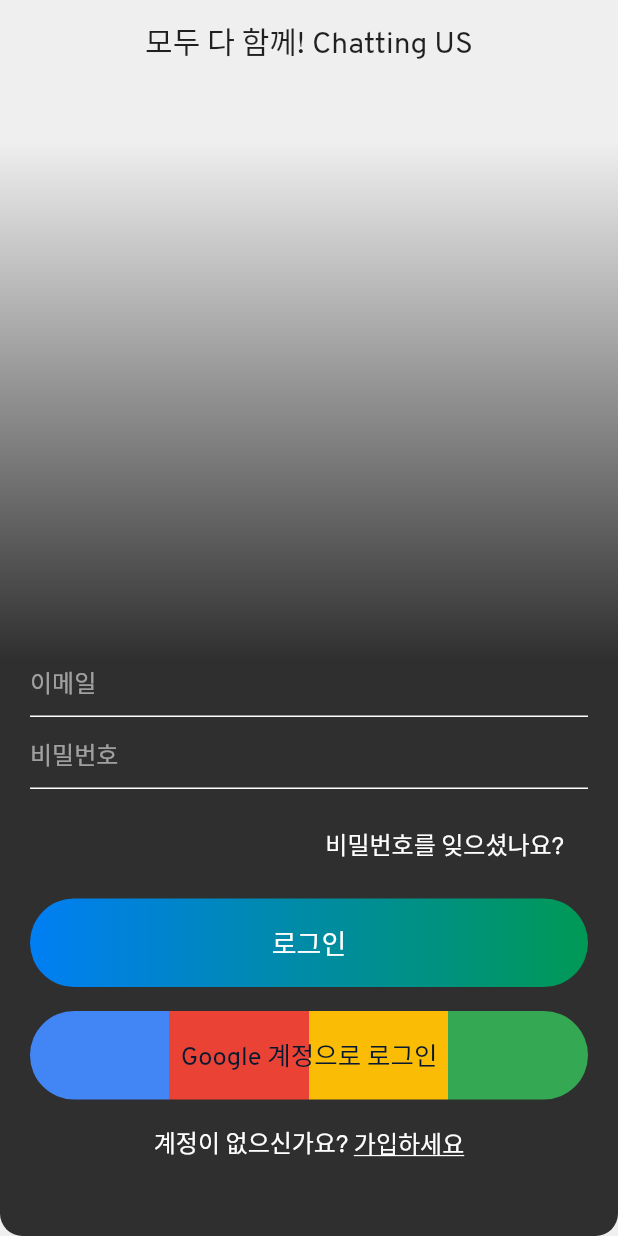
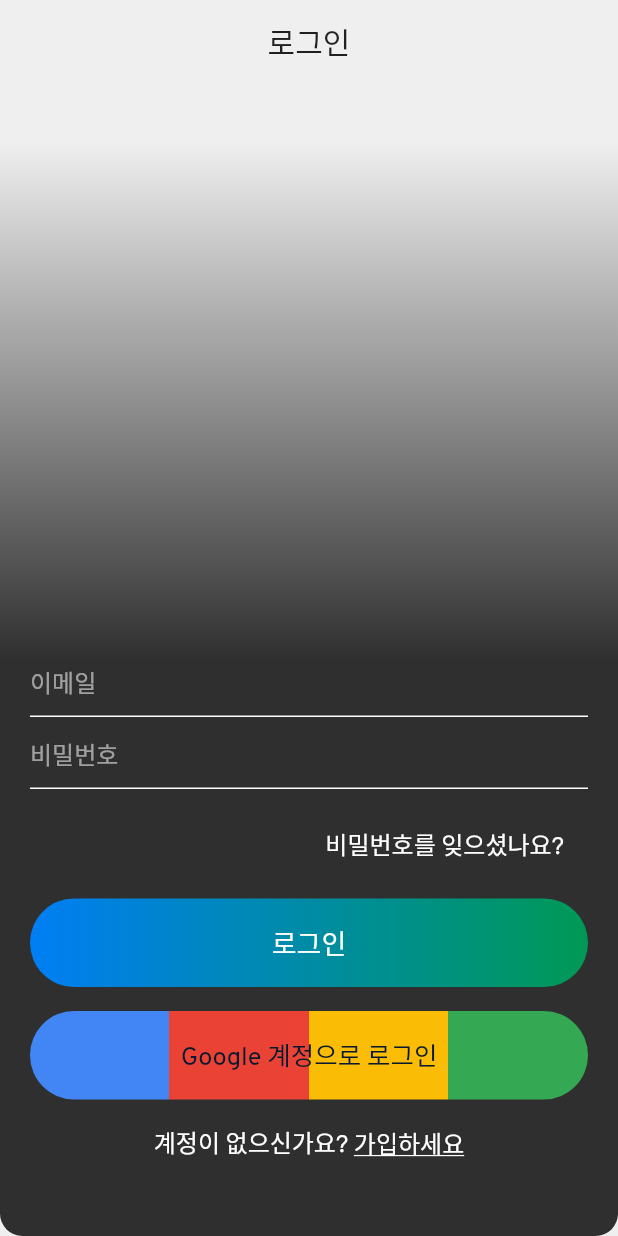
Before and after one commit to laon-member/chat_fe_flutter, a Flutter app: the screen it shows after launch, on a phone screen of 412 x 824 dp. Run offline on Flutter 3.47's test engine with Material 2 defaults, Android fonts, the light colour scheme and no system bars; our stand-ins replace audioplayers, cloud_firestore, file_picker, firebase_auth, firebase_core, firebase_storage and 4 more; missing offline and left inert: ext_storage, firebase_image; accounts and stored records are empty.

Commit message:
사용자 개선

```diff
--- a/lib/helper/constants.dart
+++ b/lib/helper/constants.dart
@@ -1,9 +1,14 @@
-
 class Constants {
   static String myName = "";
   static String myId = "";
 
   ///TODO:: 새로운 버전 릴리즈시 항상 새로운 버전으로 유지시킬 것!!!
   ///애플리케이션 버전
-  static String appVersion = "1.0.7";
+  static String appVersion = "1.0.71";
+
+  ///개선사항
+  static String showDifference =
+      "이번 업데이트는\n"
+      "텍스트 입력 타입에 따른 키보드 모양의 변화를 주었습니다.\n"
+      "이 외 사용성을 강화시켰습니다!";
 }
--- a/lib/services/storage_methods.dart
+++ b/lib/services/storage_methods.dart
@@ -84,6 +84,7 @@
         if (downloadToFile.existsSync()) {
           print('이미 다운로드됨!!:: ${downloadToFile.toString()}');
           await OpenFile.open('$appDocDir/$message');
+          return "이미 다운로드 된 파일입니다.";
         } else {
           try {
             await FirebaseStorage.instance
@@ -109,6 +110,7 @@
         if (downloadToFile.existsSync()) {
           print('이미 다운로드됨!!:: ${downloadToFile.toString()}');
           await OpenFile.open('${appDocDir.path}/$message');
+          return "이미 다운로드 된 파일입니다.";
         } else {
           try {
             await FirebaseStorage.instance
@@ -127,6 +129,8 @@
           }
         }
       }
+    } else {
+      return null;
     }
   }
 
--- a/lib/views/chat_rooms_screen.dart
+++ b/lib/views/chat_rooms_screen.dart
@@ -174,7 +174,7 @@
                         return AlertDialog(
                           title: new Text("애플리케이션 정보"),
                           content: new Text(
-                              "현재 버전: ${Constants.appVersion}\n새로운 버전: ${version != null ? version : null}"),
+                              "현재 버전: ${Constants.appVersion}\n새로운 버전: ${version != null ? version : null}\n${Constants.showDifference}"),
                           actions: <Widget>[
                             new FlatButton(
                               child: new Text("확인"),
--- a/lib/views/conversation_screen.dart
+++ b/lib/views/conversation_screen.dart
@@ -377,11 +377,13 @@
       case "file":
         return GestureDetector(
           onTap: () {
+            Scaffold.of(context).showSnackBar(new SnackBar(content: Text("다운로드 중..")));
             StorageMethods()
                 .toDownloadFile(this.message, this.download_Url, chatRoomId).then((value) {
               String retnSum = value;
-              Scaffold.of(context).showSnackBar(new SnackBar(content: Text(retnSum)));
+              Scaffold.of(context).showSnackBar(new SnackBar(content: Text(retnSum != null ? retnSum : "권한 허용이 되지 않아 다운로드 되지 않았습니다!")));
             });
+
           },
           child: Container(
             padding: EdgeInsets.only(
--- a/lib/views/friends_screen.dart
+++ b/lib/views/friends_screen.dart
@@ -153,13 +153,14 @@
               icon: Icon(CupertinoIcons.info_circle),
               tooltip: "앱 정보 및 업데이트 확인",
               onPressed: () {
-                showDialog(
+                showDialog (
                   context: context,
                   builder: (BuildContext context) {
                     // return object of type Dialog
                     return AlertDialog(
                       title: new Text("애플리케이션 정보"),
-                      content: new Text("현재 버전: ${Constants.appVersion}\n새로운 버전: ${version != null ? version : null}"),
+                      content: new Text(
+                          "현재 버전: ${Constants.appVersion}\n새로운 버전: ${version != null ? version : null}\n${Constants.showDifference}"),
                       actions: <Widget>[
                         new FlatButton(
                           child: new Text("확인"),
--- a/lib/views/signin.dart
+++ b/lib/views/signin.dart
@@ -61,7 +61,7 @@
   @override
   Widget build(BuildContext context) {
     return Scaffold(
-      appBar: appBarCustom(context, "모두 다 함께! Chatting US", true),
+      appBar: appBarCustom(context, "로그인", true),
       //resizeToAvoidBottomPadding: false,
       body: isLoading
           ? Container(
@@ -96,6 +96,7 @@
                           style: simpleTextStyle(),
                           decoration: textFieldInputDecoration("이메일"),
                           keyboardType: TextInputType.emailAddress,
+                          textInputAction: TextInputAction.next,
                         ),
                         TextFormField(
                           obscureText: true,
@@ -106,7 +107,9 @@
                           },
                           style: simpleTextStyle(),
                           controller: passwordTextEditingController,
+                          textInputAction: TextInputAction.go,
                           decoration: textFieldInputDecoration("비밀번호"),
+                          onEditingComplete: (() {signIn();}),
                         ),
                       ],
                     ),
--- a/pubspec.yaml
+++ b/pubspec.yaml
@@ -15,7 +15,7 @@
 # In iOS, build-name is used as CFBundleShortVersionString while build-number used as CFBundleVersion.
 # Read more about iOS versioning at
 # https://developer.apple.com/library/archive/documentation/General/Reference/InfoPlistKeyReference/Articles/CoreFoundationKeys.html
-version: 1.0.7+1
+version: 1.0.71
 
 environment:
   sdk: ">=2.7.0 <3.0.0"
```
Also changed, not shown: lib/views/search.dart (+14 -5 lines), lib/views/signup.dart (+7 -1 lines), 2 other files.
